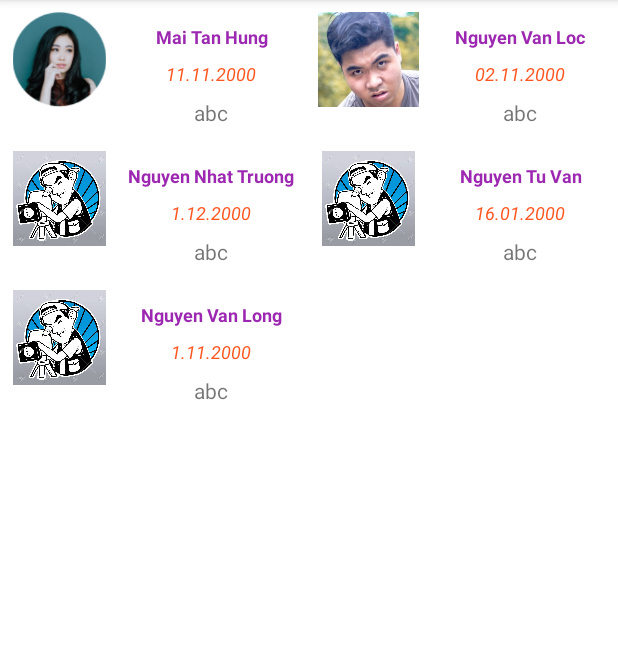
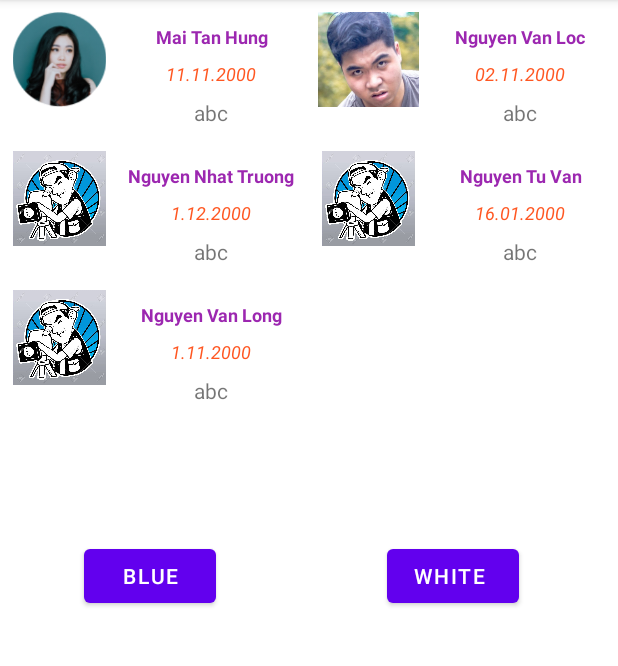
Before and after one commit to locDEV169/sinhvien, an Android app: the screen it shows after launch (MainActivity), on a phone screen of 412 x 824 dp, the part 84-750 px from its top. Run offline under Robolectric (Android 15) with nearby library versions, the phone set to English and light mode, and no system bars.

Commit message:
Update button changecolor

```diff
--- a/app/src/main/java/com/example/sinhvien/MainActivity.kt
+++ b/app/src/main/java/com/example/sinhvien/MainActivity.kt
@@ -1,26 +1,39 @@
 package com.example.sinhvien
 
+import android.annotation.SuppressLint
+import android.graphics.Color.green
 import androidx.appcompat.app.AppCompatActivity
 import android.os.Bundle
+import android.view.View
+import android.widget.Button
 import android.widget.ListView
+import androidx.core.content.ContextCompat
 import androidx.recyclerview.widget.GridLayoutManager
 import androidx.recyclerview.widget.RecyclerView
 
 class MainActivity : AppCompatActivity() {
     val countrySource = listOf<CountryInfo>(
-        CountryInfo("Mai Tan Hung","11.11.2000","abc",R.drawable.profile),
-        CountryInfo("Nguyen Van Loc","02.11.2000","abc",R.drawable.loc_1),
-        CountryInfo("Nguyen Nhat Truong","1.12.2000","abc",R.drawable.videofilmer),
-        CountryInfo("Nguyen Tu Van","16.01.2000","abc",R.drawable.videofilmer),
-        CountryInfo("Nguyen Van Long","1.11.2000","abc",R.drawable.videofilmer)
+            CountryInfo("Mai Tan Hung", "11.11.2000", "abc", R.drawable.profile),
+            CountryInfo("Nguyen Van Loc", "02.11.2000", "abc", R.drawable.loc_1),
+            CountryInfo("Nguyen Nhat Truong", "1.12.2000", "abc", R.drawable.videofilmer),
+            CountryInfo("Nguyen Tu Van", "16.01.2000", "abc", R.drawable.videofilmer),
+            CountryInfo("Nguyen Van Long", "1.11.2000", "abc", R.drawable.videofilmer)
     )
+
+    @SuppressLint("ResourceAsColor")
     override fun onCreate(savedInstanceState: Bundle?) {
         super.onCreate(savedInstanceState)
         setContentView(R.layout.activity_main)
         val countryRecyclerView = findViewById<RecyclerView>(R.id.countryRV)
-        val countryAdapter = CountryRVAdapter(this,countrySource)
-        countryRecyclerView.layoutManager = GridLayoutManager(this,2)
+        val countryAdapter = CountryRVAdapter(this, countrySource)
+        countryRecyclerView.layoutManager = GridLayoutManager(this, 2)
         countryRecyclerView.adapter = countryAdapter
+        findViewById<Button>(R.id.Changecolor_btn).setOnClickListener{
+            countryRecyclerView.setBackgroundColor(ContextCompat.getColor(this, R.color.gray))
+        }
+        findViewById<Button>(R.id.Changecolor_Btn1).setOnClickListener{
+            countryRecyclerView.setBackgroundColor(ContextCompat.getColor(this, R.color.white))
+        }
+
     }
-    //caiditconmemaythangchumbrand
 }
--- a/app/src/main/java/com/example/sinhvien/Test.java
+++ /dev/null
@@ -1,4 +0,0 @@
-package com.example.sinhvien;
-
-public class Test {
-}
--- a/app/src/main/res/layout/activity_main.xml
+++ b/app/src/main/res/layout/activity_main.xml
@@ -7,10 +7,35 @@
     tools:context=".MainActivity">
 
     <androidx.recyclerview.widget.RecyclerView
-    android:id="@+id/countryRV"
-    android:layout_width="match_parent"
-    android:layout_height="match_parent"
-    tools:layout_editor_absoluteX="175dp"
-    tools:layout_editor_absoluteY="223dp" />
+        android:id="@+id/countryRV"
+        android:layout_width="match_parent"
+        android:layout_height="match_parent"
+        app:layout_constraintBottom_toBottomOf="parent"
+        app:layout_constraintEnd_toEndOf="parent"
+        app:layout_constraintHorizontal_bias="0.0"
+        app:layout_constraintStart_toStartOf="parent"
+        app:layout_constraintTop_toTopOf="parent"
+        app:layout_constraintVertical_bias="0.0" />
+
+    <Button
+        android:id="@+id/Changecolor_btn"
+        android:layout_width="wrap_content"
+        android:layout_height="wrap_content"
+        android:layout_marginStart="56dp"
+        android:text="Blue"
+        app:layout_constraintBottom_toBottomOf="parent"
+        app:layout_constraintStart_toStartOf="@+id/countryRV"
+        app:layout_constraintTop_toTopOf="parent" />
+
+    <Button
+        android:id="@+id/Changecolor_Btn1"
+        android:layout_width="wrap_content"
+        android:layout_height="wrap_content"
+        android:layout_marginStart="48dp"
+        android:text="White "
+        app:layout_constraintBottom_toBottomOf="parent"
+        app:layout_constraintEnd_toEndOf="parent"
+        app:layout_constraintStart_toEndOf="@+id/Changecolor_btn"
+        app:layout_constraintTop_toTopOf="parent" />
 
 </androidx.constraintlayout.widget.ConstraintLayout>
--- a/app/src/main/res/values/colors.xml
+++ b/app/src/main/res/values/colors.xml
@@ -7,4 +7,6 @@
     <color name="teal_700">#FF018786</color>
     <color name="black">#FF000000</color>
     <color name="white">#FFFFFFFF</color>
+    <color name="gray">#808080</color>
+    <color name="lime">#00FF00</color>
 </resources>
```
